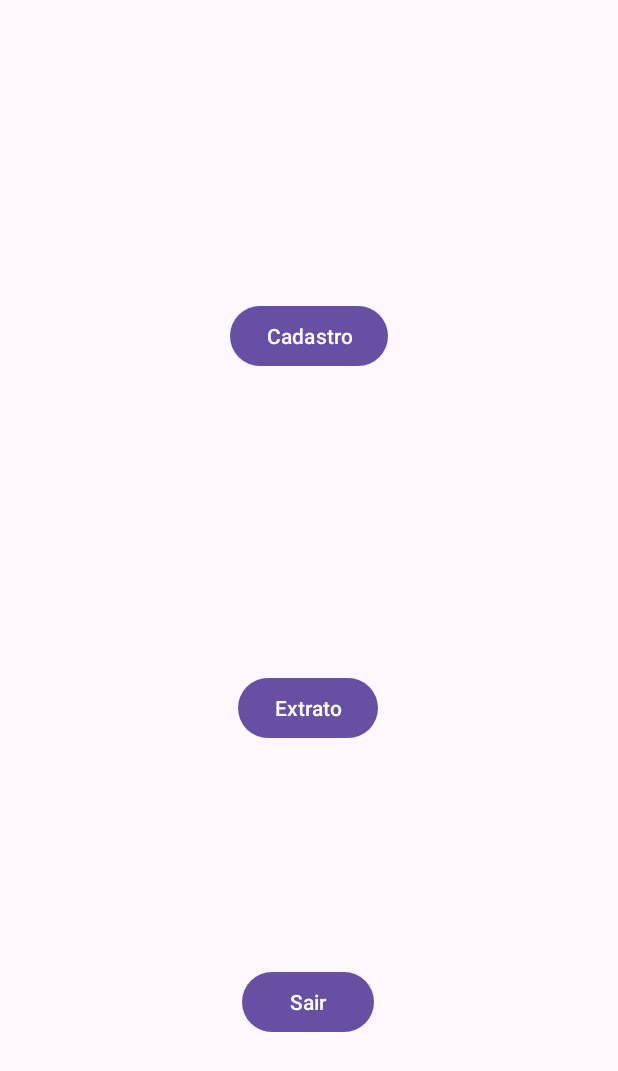
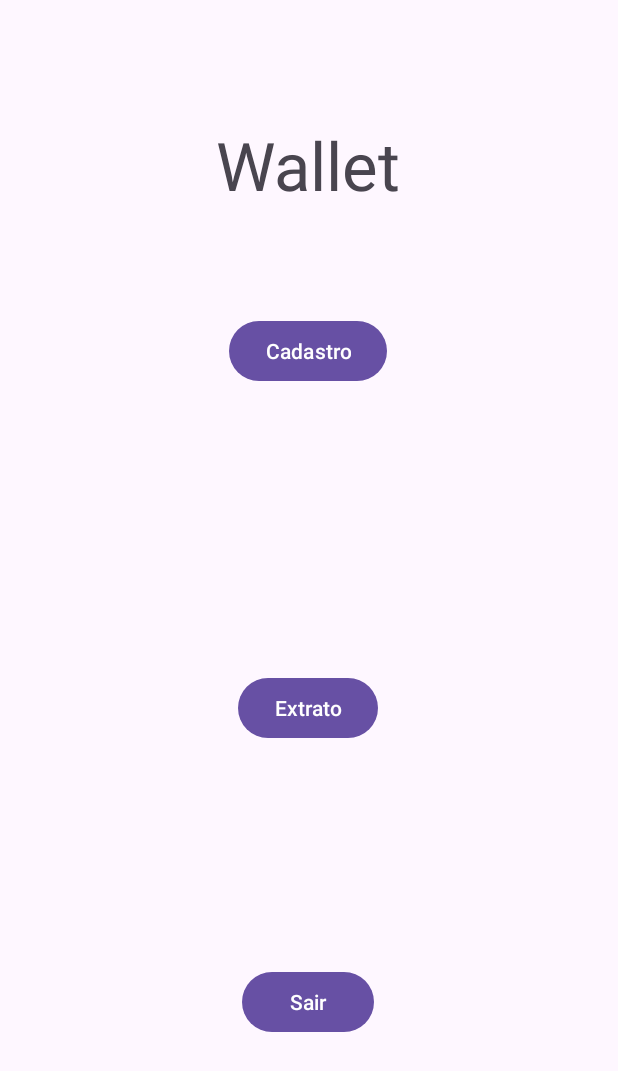
Before and after one commit to GabrielAntonioVeiga/App-02---Wallet, an Android app: the screen it shows after launch (MainActivity), on a phone screen of 412 x 824 dp. Shown: the top 1071 px of the screen. Run offline under Robolectric (Android 15) with nearby library versions, the phone set to English and light mode, and no system bars.

Commit message:
wip(Cadastro): refatora view

```diff
--- a/app/src/main/java/ufpr/veiga/wallet/ui/MainActivity.kt
+++ b/app/src/main/java/ufpr/veiga/wallet/ui/MainActivity.kt
@@ -23,12 +23,10 @@ class MainActivity : AppCompatActivity() {
 
     fun cadastro(view: View) {
         startActivity(Intent(this, CadastroActivity::class.java))
-        finish()
     }
 
     fun extrato(view: View) {
         startActivity(Intent(this, ExtratoActivity::class.java))
-        finish()
     }
 
 
--- a/app/src/main/res/layout/activity_main.xml
+++ b/app/src/main/res/layout/activity_main.xml
@@ -12,6 +12,7 @@
         android:layout_width="wrap_content"
         android:layout_height="wrap_content"
         android:layout_marginBottom="132dp"
+        android:onClick="sair"
         android:text="@string/sair"
         app:layout_constraintBottom_toBottomOf="parent"
         app:layout_constraintEnd_toEndOf="parent"
@@ -23,6 +24,7 @@
         android:layout_width="wrap_content"
         android:layout_height="wrap_content"
         android:layout_marginBottom="148dp"
+        android:onClick="extrato"
         android:text="@string/extrato"
         app:layout_constraintBottom_toTopOf="@+id/button"
         app:layout_constraintEnd_toEndOf="parent"
@@ -33,10 +35,24 @@
         android:id="@+id/button3"
         android:layout_width="wrap_content"
         android:layout_height="wrap_content"
+        android:onClick="cadastro"
         android:text="@string/cadastro"
         app:layout_constraintBottom_toTopOf="@+id/button2"
         app:layout_constraintEnd_toEndOf="parent"
-        app:layout_constraintHorizontal_bias="0.5"
+        app:layout_constraintHorizontal_bias="0.498"
+        app:layout_constraintStart_toStartOf="parent"
+        app:layout_constraintTop_toBottomOf="@+id/textView"
+        app:layout_constraintVertical_bias="0.269" />
+
+    <TextView
+        android:id="@+id/textView"
+        android:layout_width="wrap_content"
+        android:layout_height="wrap_content"
+        android:layout_marginTop="80dp"
+        android:text="Wallet"
+        android:textSize="20pt"
+        app:layout_constraintEnd_toEndOf="parent"
+        app:layout_constraintHorizontal_bias="0.498"
         app:layout_constraintStart_toStartOf="parent"
         app:layout_constraintTop_toTopOf="parent" />
 </androidx.constraintlayout.widget.ConstraintLayout>
```
Also changed, not shown: app/src/main/res/layout/activity_cadastro.xml (+5 -3 lines).
